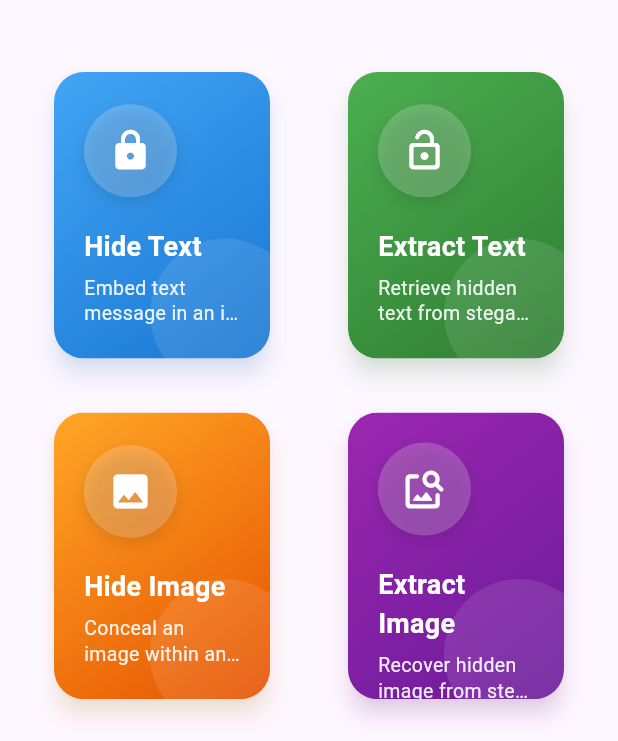
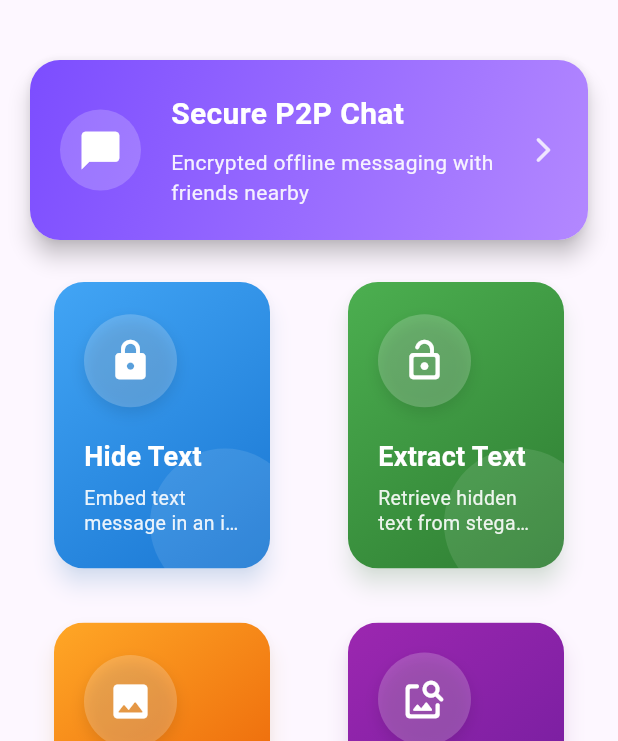
Before and after one commit to Anurag-Mohan/StegoApp, a Flutter app: the screen it shows after launch, on a phone screen of 412 x 824 dp, the part 495-1236 px from its top. Run offline on Flutter 3.47's test engine with Material 3 defaults, Android fonts, the phone set to English and light mode, and no system bars; drawn by our look-alikes of flutter_animate; our stand-ins replace device_info_plus, image_picker, local_auth, permission_handler, share_plus, shared_preferences; missing offline and left inert: flutter_p2p_connection.

Commit message:
New peer to peer chat feature added

```diff
--- a/lib/auth.dart
+++ b/lib/auth.dart
@@ -153,13 +153,13 @@ class _PinEntryDialogState extends State<PinEntryDialog>
       }
     });
 
-    // Animate the latest entered digit
+
     if (value.isNotEmpty && value.length <= 4) {
       _animationController.reset();
       _animationController.forward();
     }
 
-    // Auto-submit when all 4 digits are entered
+
     if (value.length == 4) {
       Future.delayed(const Duration(milliseconds: 300), () {
         Navigator.pop(context, value);
--- a/lib/extraction.dart
+++ b/lib/extraction.dart
@@ -33,7 +33,7 @@ class _ExtractTextPageState extends State<ExtractTextPage> {
 
   Future<void> _extractData() async {
     try {
-      // Simulate progress updates
+
       for (int i = 0; i <= 100; i += 10) {
         await Future.delayed(const Duration(milliseconds: 200));
         if (mounted) {
@@ -161,7 +161,7 @@ class _ExtractImageFromImagePageState extends State<ExtractImageFromImagePage> {
 
   Future<void> _extractData() async {
     try {
-      // Simulate progress updates
+
       for (int i = 0; i <= 100; i += 10) {
         await Future.delayed(const Duration(milliseconds: 200));
         if (mounted) {
@@ -281,7 +281,7 @@ class _ExtractImageFromVideoPageState extends State<ExtractImageFromVideoPage> {
 
   Future<void> _extractData() async {
     try {
-      // Simulate progress updates (slower for video)
+
       for (int i = 0; i <= 100; i += 5) {
         await Future.delayed(const Duration(milliseconds: 300));
         if (mounted) {
--- a/lib/home.dart
+++ b/lib/home.dart
@@ -241,6 +241,95 @@ class HomePage extends StatelessWidget {
                     textAlign: TextAlign.center,
                   ).animate().fadeIn(delay: 400.ms),
                   const SizedBox(height: 40),
+
+
+                  Column(
+                    crossAxisAlignment: CrossAxisAlignment.stretch,
+                    children: [
+
+                      Card(
+                        elevation: 6,
+                        margin: const EdgeInsets.only(bottom: 20),
+                        shape: RoundedRectangleBorder(
+                          borderRadius: BorderRadius.circular(20),
+                        ),
+                        child: InkWell(
+                          borderRadius: BorderRadius.circular(20),
+                          onTap: () {
+                            Navigator.push(
+                              context,
+                              MaterialPageRoute(builder: (ctx) => P2PChatPage()),
+                            );
+                          },
+                          child: Container(
+                            height: 120,
+                            decoration: BoxDecoration(
+                              borderRadius: BorderRadius.circular(20),
+                              gradient: LinearGradient(
+                                colors: isDarkMode
+                                    ? [const Color(0xFF4A148C), const Color(0xFF7B1FA2)]
+                                    : [const Color(0xFF7C4DFF), const Color(0xFFB388FF)],
+                                begin: Alignment.topLeft,
+                                end: Alignment.bottomRight,
+                              ),
+                            ),
+                            padding: const EdgeInsets.all(20),
+                            child: Row(
+                              children: [
+                                Container(
+                                  padding: const EdgeInsets.all(12),
+                                  decoration: BoxDecoration(
+                                    color: Colors.white.withOpacity(0.2),
+                                    shape: BoxShape.circle,
+                                  ),
+                                  child: Icon(
+                                    Icons.chat_bubble_rounded,
+                                    size: 30,
+                                    color: Colors.white,
+                                  ),
+                                ),
+                                const SizedBox(width: 20),
+                                Expanded(
+                                  child: Column(
+                                    mainAxisAlignment: MainAxisAlignment.center,
+                                    crossAxisAlignment: CrossAxisAlignment.start,
+                                    children: [
+                                      Text(
+                                        'Secure P2P Chat',
+                                        style: TextStyle(
+                                          fontSize: 20,
+                                          fontWeight: FontWeight.bold,
+                                          color: Colors.white,
+                                        ),
+                                      ),
+                                      const SizedBox(height: 8),
+                                      Text(
+                                        'Encrypted offline messaging with friends nearby',
+                                        style: TextStyle(
+                                          fontSize: 14,
+                                          color: Colors.white.withOpacity(0.9),
+                                        ),
+                                      ),
+                                    ],
+                                  ),
+                                ),
+                                Icon(
+                                  Icons.arrow_forward_ios_rounded,
+                                  color: Colors.white.withOpacity(0.8),
+                                  size: 20,
+                                ),
+                              ],
+                            ),
+                          ),
+                        ),
+                      ).animate().fadeIn(delay: 300.ms).slideY(
+                        begin: 0.3,
+                        end: 0,
+                        duration: 600.ms,
+                        curve: Curves.easeOutQuint,
+                      ),
+
+
                       GridView.count(
                         shrinkWrap: true,
                         physics: const NeverScrollableScrollPhysics(),
@@ -357,22 +446,7 @@ class HomePage extends StatelessWidget {
                               );
                             },
                           ),
-
-                      _buildOperationCard(
-                        context,
-                        icon: Icons.chat_rounded,
-                        title: 'Offline Chat',
-                        subtitle: 'P2P encrypted messaging without internet',
-                        colors: isDarkMode
-                            ? [const Color(0xFF9E9E9E), const Color(0xFF424242)]
-                            : [const Color(0xFFE0E0E0), const Color(0xFF757575)],
-                        delay: 700.ms,
-                        onTap: () {
-                          Navigator.push(
-                            context,
-                            MaterialPageRoute(builder: (ctx) => P2PChatPage()),
-                          );
-                        },
+                        ],
                       ),
                     ],
                   ),
--- a/lib/processing.dart
+++ b/lib/processing.dart
@@ -175,7 +175,7 @@ class _ProcessTextInImagePageState extends State<ProcessTextInImagePage> {
 
   Future<void> _processData() async {
     try {
-      // Simulate progress updates
+
       for (int i = 0; i <= 100; i += 10) {
         await Future.delayed(const Duration(milliseconds: 200));
         if (mounted) {
@@ -298,7 +298,7 @@ class _ProcessImageInImagePageState extends State<ProcessImageInImagePage> {
 
   Future<void> _processData() async {
     try {
-      // Simulate progress updates
+
       for (int i = 0; i <= 100; i += 10) {
         await Future.delayed(const Duration(milliseconds: 200));
         if (mounted) {
@@ -421,7 +421,7 @@ class _ProcessImageInVideoPageState extends State<ProcessImageInVideoPage> {
 
   Future<void> _processData() async {
     try {
-      // Simulate progress updates (slower for video processing)
+
       for (int i = 0; i <= 100; i += 5) {
         await Future.delayed(const Duration(milliseconds: 300));
         if (mounted) {
--- a/pubspec.yaml
+++ b/pubspec.yaml
@@ -44,6 +44,7 @@ dependencies:
   flutter_animate: ^4.1.1+1
   characters: ^1.2.0
   flutter_p2p_connection: ^2.1.1
+  flutter_blue_plus: ^1.35.3
 
 
 
```
Also changed, not shown: lib/p2p_chat.dart (added, +584 -0 lines), pubspec.lock, 3 other files. Lines whose indentation alone changed are shown as unchanged.
